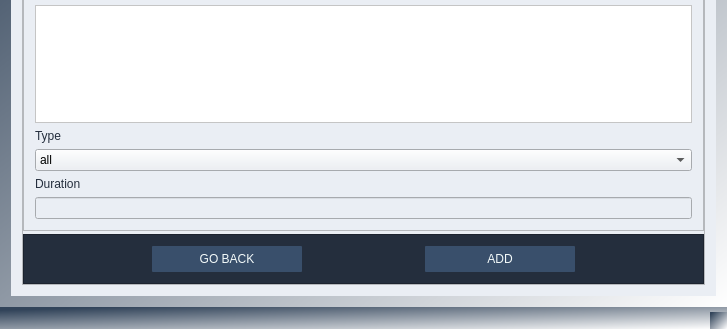
Old version of the form MovieTicketManagementSystem/MainWindow.ui in the repository ZuzannaZawartka/movie-ticket-management-system; both pictures show x 0 to 727 and y 277 to 606 of the 727 by 606 pixel window.
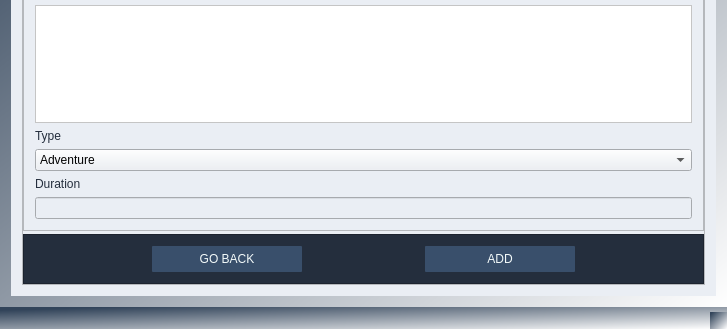
New version of the form.

```diff
--- a/MovieTicketManagementSystem/MainWindow.ui
+++ b/MovieTicketManagementSystem/MainWindow.ui
@@ -694,7 +694,7 @@
                <widget class="QComboBox" name="movieTypeComboBox">
                 <item>
                  <property name="text">
-                  <string>all</string>
+                  <string>Adventure</string>
                  </property>
                 </item>
                 <item>
```
Left out of the diff: 29 changed lines with no effect on the pictures.
